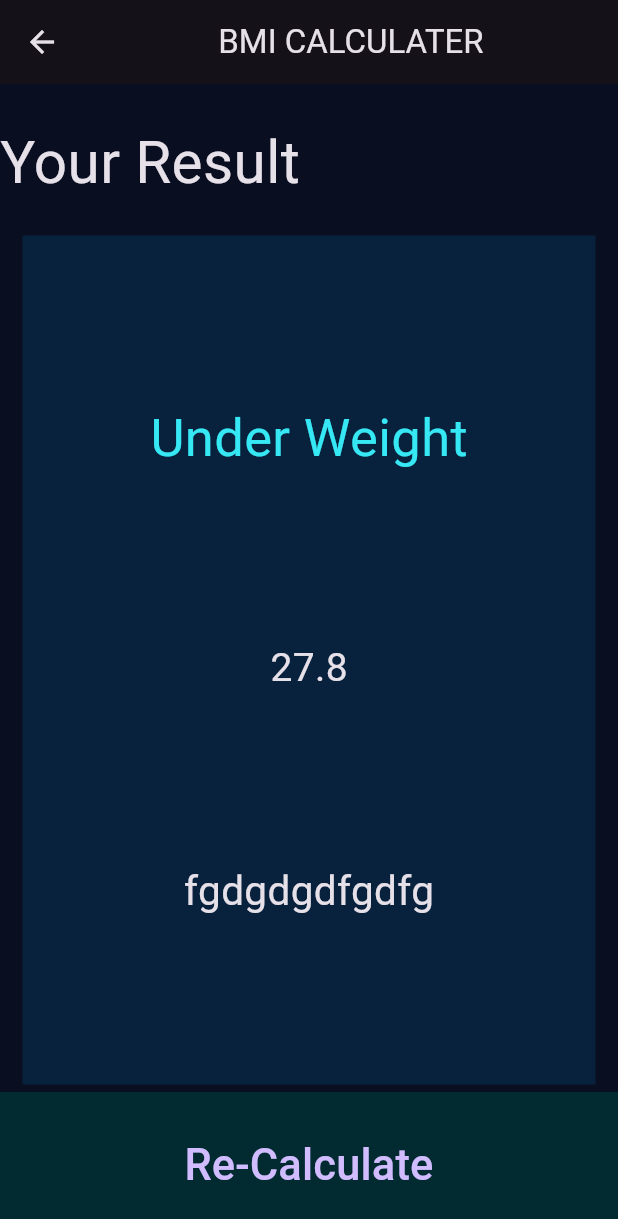
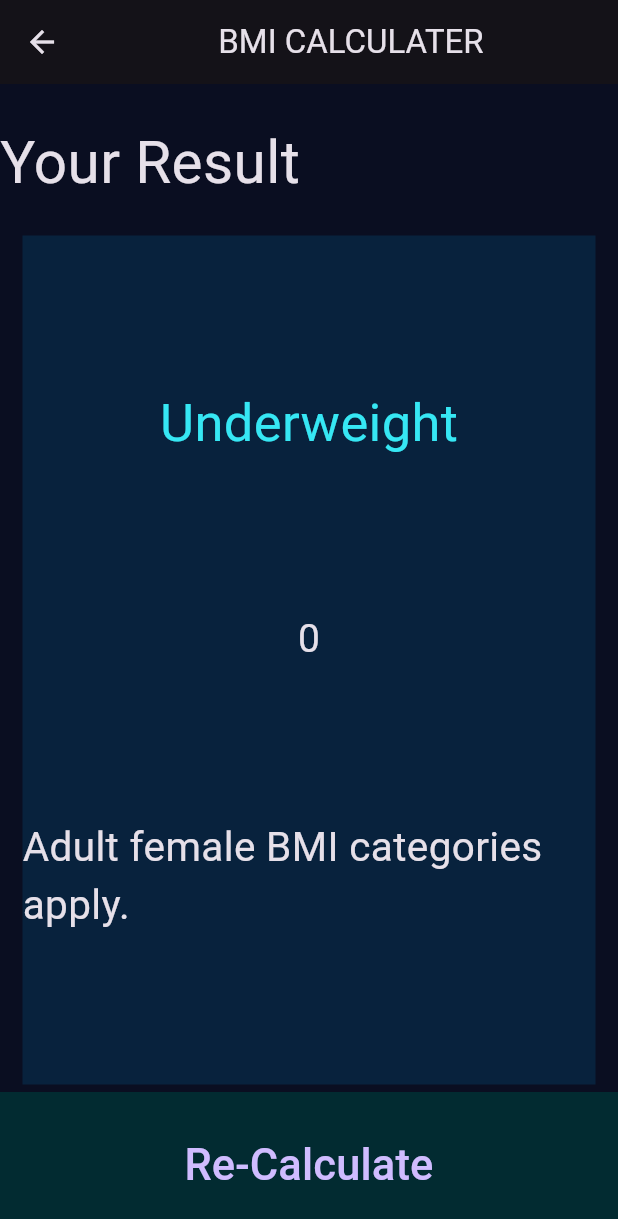
Before and after one commit to jodahe1/Flutter_Projects, a Flutter app: the screen it shows after launch, after a tap on "Calculate", on a phone screen of 412 x 824 dp. Shown: the top 1219 px of the screen. Run offline on Flutter 3.47's test engine with Material 3 defaults, Android fonts, the phone set to English and light mode, and no system bars; our stand-ins replace font_awesome_flutter; missing offline and left inert: dart:ffi.

Commit message:
Calculation Debugging

```diff
--- /dev/null
+++ b/bmi/lib/Calculation.dart
@@ -0,0 +1,45 @@
+class CalculateBmi {
+  final double weight; // in kg
+  final double height; // in meters
+  final String gender;
+  CalculateBmi(
+      {required this.gender, required this.weight, required this.height});
+
+  double calculateBMI() {
+    return weight / (height * height);
+  }
+
+  String displayBMICategory(int age, double bmi) {
+    if (gender.toLowerCase() == "male") {
+      if (age < 18) {
+        return "For males under 18, BMI recommendations may vary.";
+      } else if (age >= 18 && age <= 65) {
+        return "Adult male BMI categories apply.";
+      } else {
+        return "For elderly males, consult special BMI ranges.";
+      }
+    } else if (gender.toLowerCase() == "female") {
+      if (age < 18) {
+        return "For females under 18, BMI recommendations may vary.";
+      } else if (age >= 18 && age <= 65) {
+        return "Adult female BMI categories apply.";
+      } else {
+        return "For elderly females, consult special BMI ranges.";
+      }
+    } else {
+      return "Gender not recognized. Please specify 'male' or 'female'.";
+    }
+  }
+
+  String printBMICategory(double bmi) {
+    if (bmi < 18.5) {
+      return "Underweight";
+    } else if (bmi >= 18.5 && bmi < 24.9) {
+      return "Normal weight";
+    } else if (bmi >= 25 && bmi < 29.9) {
+      return "Overweight";
+    } else {
+      return "Obese";
+    }
+  }
+}
--- a/bmi/lib/ResultPage.dart
+++ b/bmi/lib/ResultPage.dart
@@ -3,7 +3,13 @@ import 'package:flutter/material.dart';
 import 'package:flutter/widgets.dart';
 
 class ResultPage extends StatelessWidget {
-  const ResultPage({super.key});
+  ResultPage(
+      {required this.bmiResult,
+      required this.resultText,
+      required this.interpretation});
+  final String bmiResult;
+  final String resultText;
+  final String interpretation;
 
   @override
   Widget build(BuildContext context) {
@@ -34,22 +40,22 @@ class ResultPage extends StatelessWidget {
                 child: Container(
                   width: double.infinity,
                   color: const Color.fromARGB(255, 8, 34, 61),
-                  child: const Column(
+                  child:  Column(
                     mainAxisAlignment: MainAxisAlignment.spaceEvenly,
                     children: [
                       Text(
-                        'Under Weight',
-                        style: TextStyle(
+                        resultText,
+                        style: const TextStyle(
                             fontSize: 35,
                             color: Color.fromARGB(255, 54, 231, 244)),
                       ),
                       Text(
-                        '27.8',
-                        style: TextStyle(fontSize: 26),
+                        bmiResult,
+                        style: const TextStyle(fontSize: 26),
                       ),
                       Text(
-                        'fgdgdgdfgdfg',
-                        style: TextStyle(fontSize: 27),
+                        interpretation,
+                        style: const TextStyle(fontSize: 27),
                       )
                     ],
                   ),
--- a/bmi/lib/WeightAndAge.dart
+++ b/bmi/lib/WeightAndAge.dart
@@ -2,7 +2,7 @@ import 'package:flutter/material.dart';
 import 'package:font_awesome_flutter/font_awesome_flutter.dart';
 
 class WeightandAgeControl extends StatelessWidget {
-  final int Num;
+  final double Num;
   final ValueChanged<int> onWeightChanged;
   final String label;
   const WeightandAgeControl(
@@ -27,7 +27,7 @@ class WeightandAgeControl extends StatelessWidget {
             style: TextStyle(fontSize: 30),
           ),
           Text(
-            Num.toString(),
+            Num.toStringAsFixed(0),
             style: const TextStyle(fontSize: 30),
           ),
           Row(
@@ -43,7 +43,7 @@ class WeightandAgeControl extends StatelessWidget {
                 ),
                 onPressed: () {
                   if (Num > 0) {
-                    onWeightChanged(Num - 1);
+                    onWeightChanged(Num.toInt() - 1);
                   }
                 },
                 child: const Icon(
@@ -60,7 +60,7 @@ class WeightandAgeControl extends StatelessWidget {
                   shadowColor: Colors.black.withOpacity(0.5),
                 ),
                 onPressed: () {
-                  onWeightChanged(Num + 1);
+                  onWeightChanged(Num.toInt() + 1);
                 },
                 child: const Icon(
                   FontAwesomeIcons.plus,
--- a/bmi/lib/input.dart
+++ b/bmi/lib/input.dart
@@ -1,3 +1,5 @@
+import 'dart:ffi';
+
 import 'package:bmi/Gendercard.dart';
 import 'package:bmi/ResultPage.dart';
 import 'package:bmi/WeightAndAge.dart';
@@ -6,6 +8,8 @@ import 'package:flutter/material.dart';
 import 'package:flutter/widgets.dart';
 
 import 'package:font_awesome_flutter/font_awesome_flutter.dart';
+
+import 'Calculation.dart';
 
 class InputScreen extends StatefulWidget {
   const InputScreen({super.key});
@@ -16,13 +20,13 @@ class InputScreen extends StatefulWidget {
 
 class _InputScreenState extends State<InputScreen> {
   double _currentHeight = 180;
-  int _weight = 60;
+  double _weight = 65.0;
   int Age = 22;
   Color _mPassColor = const Color(0xFF0A0E21);
   Color _mActiveColor = const Color.fromARGB(255, 81, 88, 123);
   Color _fPassColor = const Color(0xFF0A0E21);
   Color _fActiveColor = const Color.fromARGB(255, 81, 88, 123);
-
+  double bmiresult = 0;
   @override
   Widget build(BuildContext context) {
     return Scaffold(
@@ -121,7 +125,7 @@ class _InputScreenState extends State<InputScreen> {
                   Num: _weight,
                   onWeightChanged: (newWeight) {
                     setState(() {
-                      _weight = newWeight;
+                      _weight = newWeight.toDouble();
                     });
                   },
                   label: 'Weight',
@@ -133,7 +137,7 @@ class _InputScreenState extends State<InputScreen> {
               Expanded(
                 flex: 2,
                 child: WeightandAgeControl(
-                  Num: Age,
+                  Num: Age.toDouble(),
                   onWeightChanged: (newAge) {
                     setState(() {
                       Age = newAge;
@@ -159,12 +163,29 @@ class _InputScreenState extends State<InputScreen> {
                     ),
                   ),
                   onPressed: () {
-                    setState(() {
-                      Navigator.push(context,
-                          MaterialPageRoute(builder: (context) {
-                        return ResultPage();
-                      }));
-                    });
+                    setState(
+                      () {
+                        CalculateBmi calculateBmi = CalculateBmi(
+                            gender: 'Female',
+                            weight: _weight,
+                            height: _currentHeight);
+                        bmiresult = calculateBmi.calculateBMI();
+
+                        Navigator.push(
+                          context,
+                          MaterialPageRoute(
+                            builder: (context) {
+                              return ResultPage(
+                                  bmiResult: bmiresult.toStringAsFixed(0),
+                                  interpretation: calculateBmi
+                                      .displayBMICategory(Age, bmiresult),
+                                  resultText:
+                                      calculateBmi.printBMICategory(bmiresult));
+                            },
+                          ),
+                        );
+                      },
+                    );
                   },
                   child: const Text(
                     'Calculate',
```
